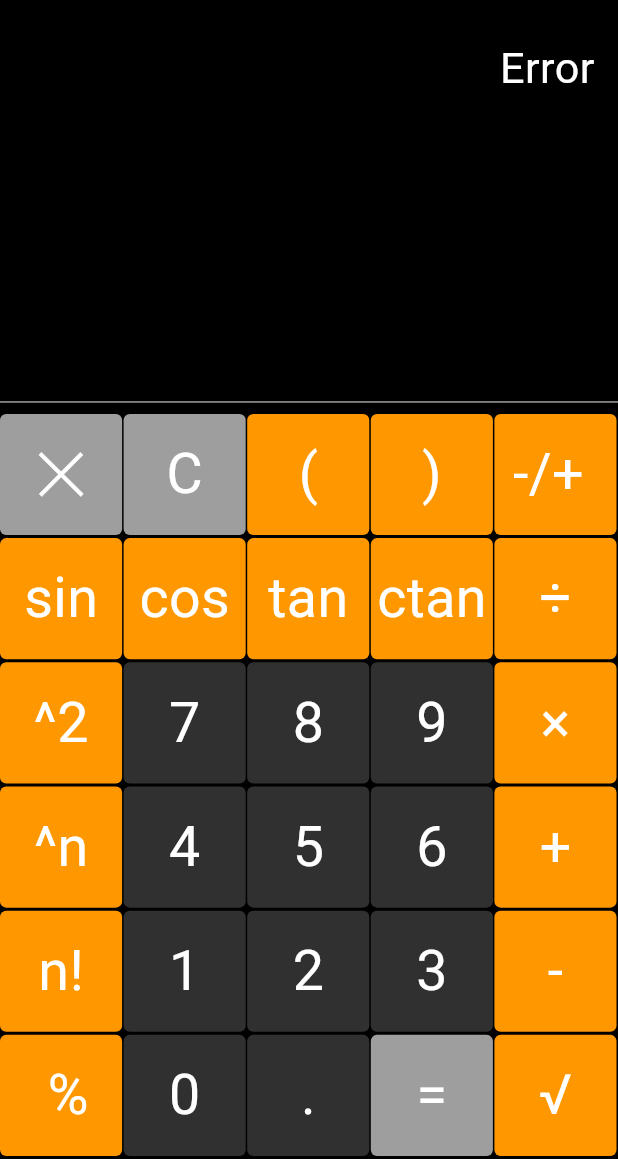
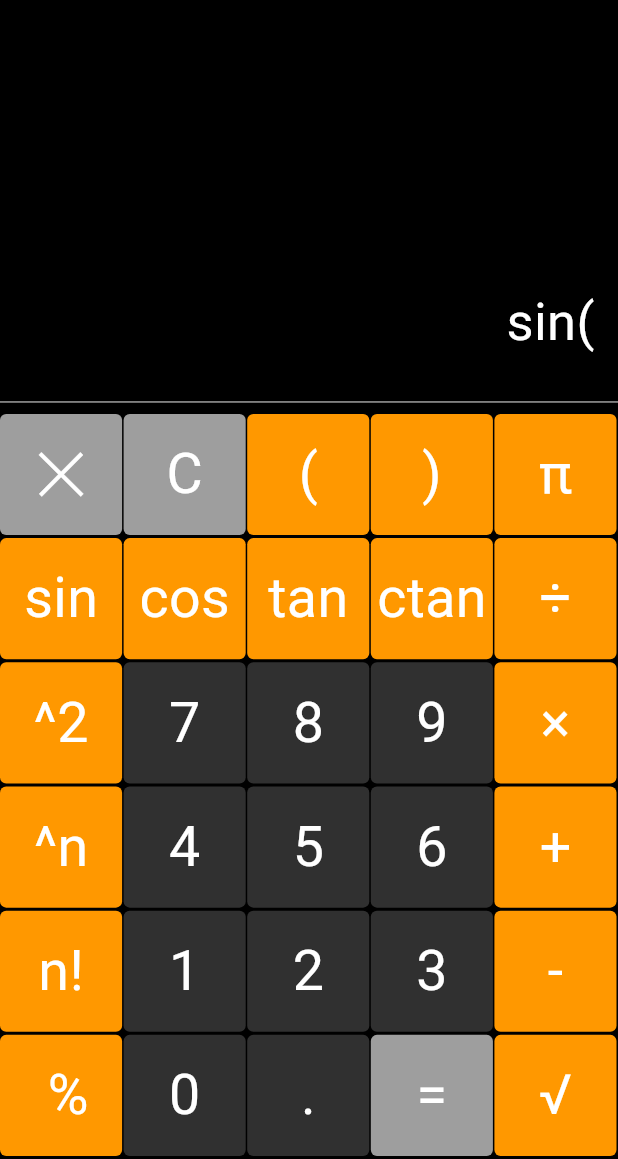
Before and after one commit to alisheraxmedov/calculator, a Flutter app: the screen it shows after launch, after a tap on "sin", on a phone screen of 412 x 824 dp, the part 77-1236 px from its top. Run offline on Flutter 3.47's test engine with Material 3 defaults, Android fonts, the phone set to English and light mode, and no system bars; our stand-ins replace math_expressions.

Commit message:
Change icon and name Part-4

```diff
--- a/lib/provider/provider.dart
+++ b/lib/provider/provider.dart
@@ -1,31 +1,43 @@
+import 'dart:math';
+
 import 'package:flutter/material.dart';
 import 'package:math_expressions/math_expressions.dart';
-import 'dart:math';
 
 class ProviderClass extends ChangeNotifier {
+  String oldInput = '';
   String input = '';
   String output = '0';
+  bool isResultDisplayed = false;
 
-  // Har bir tugma bosilganda ishlaydigan funksiya
   void buttonPressed(String btnText) {
     if (btnText == 'C') {
       // Clear
       input = '';
+      oldInput = '';
       output = '0';
+      isResultDisplayed = false;
     } else if (btnText == '=') {
       _calculateResult();
-    } else if (btnText == 'sin' ||
+    } else if (
+        btnText == 'sin' ||
         btnText == 'cos' ||
         btnText == 'tan' ||
         btnText == 'ctan' ||
         btnText == 'n!' ||
         btnText == '^2' ||
         btnText == '^n' ||
-        btnText == '√') {
-      // Maxsus funksiyalarni bajarish
-      _handleSpecialFunction(btnText);
+        btnText == 'π' ||
+        btnText == '√'
+        ) {
+      if (isResultDisplayed) {
+        input = '';
+        isResultDisplayed = false;
+      }
+      _appendSpecialFunction(btnText);
     } else if (_isOperator(btnText)) {
-      // Agar amal kiritilgan bo‘lsa, oxirgi amalni almashtirish
+      if (isResultDisplayed) {
+        isResultDisplayed = false;
+      }
       if (input.isNotEmpty && _isOperator(input[input.length - 1])) {
         input = input.substring(0, input.length - 1) + btnText;
       } else {
@@ -40,6 +52,10 @@ class ProviderClass extends ChangeNotifier {
       }
     } else {
       // Oddiy amal yoki raqam qo‘shish
+      if (isResultDisplayed) {
+        input = '';
+        isResultDisplayed = false;
+      }
       input += btnText;
       output = input;
     }
@@ -47,68 +63,74 @@ class ProviderClass extends ChangeNotifier {
   }
 
   bool _isOperator(String s) {
-    return s == '+' || s == '-' || s == '×' || s == '/';
+    return s == '+' || s == '-' || s == '×' || s == '/' || s == "%" || s == "π";
   }
 
-  // Natijani hisoblash
   void _calculateResult() {
     try {
+      String expressionString = input.replaceAll('×', '*').replaceAll('÷', '/');
+
+      if (expressionString.contains('%')) {
+        expressionString = _handlePercentage(expressionString);
+      }
+
+      expressionString = expressionString.replaceAll('π', pi.toString());
+
       Parser parser = Parser();
-      Expression expression = parser.parse(input);
+      Expression expression = parser.parse(expressionString);
       ContextModel contextModel = ContextModel();
       double eval = expression.evaluate(EvaluationType.REAL, contextModel);
       output = eval.toString();
       input = output;
+      oldInput = input;
+      isResultDisplayed = true;
     } catch (e) {
-      output = 'Error';
+      output = 'Improper use!';
       input = '';
+      isResultDisplayed = false;
     }
   }
 
-  // Maxsus funksiyalarni bajarish
-  void _handleSpecialFunction(String function) {
-    try {
-      double value = double.parse(input);
+  String _handlePercentage(String expression) {
+    final regExp = RegExp(r'(\d+(\.\d+)?)%\s*(\d+(\.\d+)?)');
+    return expression.replaceAllMapped(regExp, (match) {
+      final firstNum = match.group(1);
+      final secondNum = match.group(3);
+      return '($firstNum * ($secondNum / 100))';
+    });
+  }
+
+  void _appendSpecialFunction(String function) {
     switch (function) {
       case 'sin':
-          // output = sin(value * pi / 180).toString(); // Radyanlar bilan sin
-          output += "sin($value)";
+        input += 'sin(';
         break;
       case 'cos':
-          output = cos(value * pi / 180).toString(); // Radyanlar bilan cos
+        input += 'cos(';
         break;
       case 'tan':
-          output = tan(value * pi / 180).toString(); // Radyanlar bilan tan
+        input += 'tan(';
         break;
       case 'ctan':
-          output =
-              (1 / tan(value * pi / 180)).toString(); // Radyanlar bilan ctan
+        input += '1/tan(';
         break;
       case '^2':
-          output = pow(value, 2).toString(); // Kvadrat
+        input += '^2';
         break;
       case '^n':
-          // Siz n qiymatini keyin qo‘shishingiz mumkin
         input += '^';
-          output = input;
-          return;
+        break;
       case 'n!':
-          output = _factorial(value.toInt()).toString(); // Faktorial
+        input += '!';
         break;
       case '√':
-          output = sqrt(value).toString(); // Ildiz
+        input += 'sqrt(';
+        break;
+      case 'π':
+        input += 'π';
         break;
     }
-      input = output;
-    } catch (e) {
-      output = 'Error';
-      input = '';
+    output = input;
+    notifyListeners();
   }
 }
-
-  // Faktorial hisoblash
-  int _factorial(int num) {
-    if (num <= 1) return 1;
-    return num * _factorial(num - 1);
-  }
-}
--- a/lib/screens/one.dart
+++ b/lib/screens/one.dart
@@ -16,7 +16,22 @@ class FirstScreen extends StatelessWidget {
       children: <Widget>[
         Expanded(
           child: Column(
+            mainAxisAlignment: MainAxisAlignment.end,
             children: [
+              Container(
+                alignment: Alignment.bottomRight,
+                padding: EdgeInsets.symmetric(
+                  horizontal: width * 0.038,
+                  vertical: width * 0.05,
+                ),
+                child: Text(
+                  context.watch<ProviderClass>().oldInput,
+                  style: TextStyle(
+                    color: ColorClass.grey,
+                    fontSize: width * 0.065,
+                  ),
+                ),
+              ),
               Container(
                 alignment: Alignment.bottomRight,
                 padding: EdgeInsets.symmetric(
@@ -27,7 +42,7 @@ class FirstScreen extends StatelessWidget {
                   context.watch<ProviderClass>().output,
                   style: TextStyle(
                     color: ColorClass.white,
-                    fontSize: width * 0.07,
+                    fontSize: width * 0.085,
                   ),
                 ),
               ),
@@ -74,10 +89,10 @@ class FirstScreen extends StatelessWidget {
                   },
                 ),
                 ButtonWidget(
-                  text: '-/+ ',
+                  text: 'π',
                   color: ColorClass.orange,
                   onPressed: () {
-                    context.read<ProviderClass>().buttonPressed("-");
+                    context.read<ProviderClass>().buttonPressed("π");
                   },
                 ),
               ],
```
Also changed, not shown: 16 other files. Lines whose indentation alone changed are shown as unchanged.
